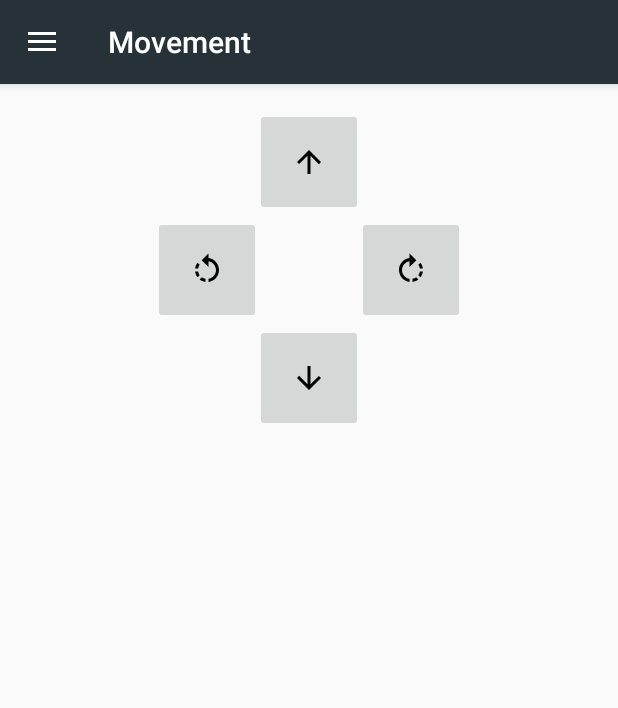
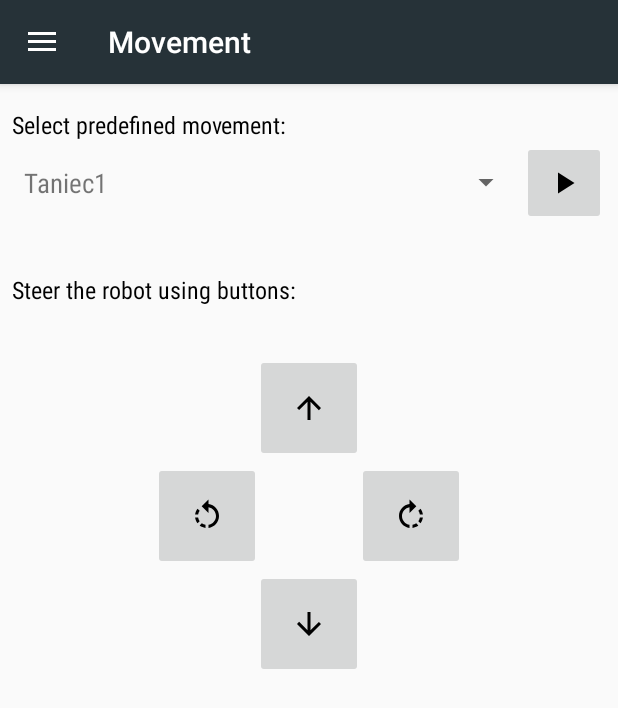
Before and after one commit to robotpepperbsc/PepperBSc-Android, an Android app: the screen it shows after launch (MainActivity), in the side drawer, after a tap on "Movement", on a phone screen of 412 x 824 dp. Shown: the top 708 px of the screen. Run offline under Robolectric (Android 15) with nearby library versions, the phone set to English and light mode, and no system bars.

Commit message:
Refactor movement fragment.

```diff
--- a/app/src/main/AndroidManifest.xml
+++ b/app/src/main/AndroidManifest.xml
@@ -1,6 +1,8 @@
 <?xml version="1.0" encoding="utf-8"?>
 <manifest xmlns:android="http://schemas.android.com/apk/res/android"
     package="com.example.pepperpilot">
+
+    <uses-permission android:name="android.permission.INTERNET" />
 
     <application
         android:allowBackup="true"
--- a/app/src/main/java/com/example/pepperpilot/Adapters/RecordingsAdapter.java
+++ b/app/src/main/java/com/example/pepperpilot/Adapters/RecordingsAdapter.java
@@ -54,6 +54,7 @@ public class RecordingsAdapter extends RecyclerView.Adapter<RecordingsAdapter.My
             @Override
             public void onClick(View v) {
                 Toast.makeText(context,"Delete button clicked!",Toast.LENGTH_SHORT).show();
+                //TODO implement delete button action
             }
         });
 
@@ -61,6 +62,7 @@ public class RecordingsAdapter extends RecyclerView.Adapter<RecordingsAdapter.My
             @Override
             public void onClick(View v) {
                 Toast.makeText(context, "Recording card clicked!", Toast.LENGTH_SHORT).show();
+                //TODO implement on card click action
             }
         });
 
--- a/app/src/main/java/com/example/pepperpilot/fragments/IpConnectionFragment.java
+++ b/app/src/main/java/com/example/pepperpilot/fragments/IpConnectionFragment.java
@@ -7,6 +7,7 @@ import android.view.LayoutInflater;
 import android.view.View;
 import android.view.ViewGroup;
 import android.widget.Button;
+import android.widget.Toast;
 
 import com.example.pepperpilot.R;
 
@@ -23,6 +24,8 @@ public class IpConnectionFragment extends Fragment {
         connectB.setOnClickListener(new View.OnClickListener() {
             @Override
             public void onClick(View v) {
+                Toast.makeText(getActivity(),"Clicked!",Toast.LENGTH_SHORT).show();
+
                 //TODO implement action when connect button is clicked
             }
         });
--- a/app/src/main/java/com/example/pepperpilot/fragments/MovementFragment.java
+++ b/app/src/main/java/com/example/pepperpilot/fragments/MovementFragment.java
@@ -2,18 +2,95 @@ package com.example.pepperpilot.fragments;
 
 import android.os.Bundle;
 import android.support.v4.app.Fragment;
+import android.support.v7.widget.AppCompatSpinner;
 import android.view.LayoutInflater;
 import android.view.View;
 import android.view.ViewGroup;
+import android.widget.ArrayAdapter;
+import android.widget.Button;
+import android.widget.ImageButton;
+import android.widget.Spinner;
+import android.widget.Toast;
 
 import com.example.pepperpilot.R;
 
+import java.util.ArrayList;
+import java.util.List;
+
 public class MovementFragment extends Fragment {
-
+    private Spinner predefinedMovesS;
+    private ImageButton playB;
+    private ImageButton forwardB;
+    private ImageButton backwardB;
+    private ImageButton leftB;
+    private ImageButton rightB;
 
     public View onCreateView(LayoutInflater inflater,ViewGroup container,Bundle savedInstanceState) {
         View view = inflater.inflate(R.layout.fragment_movement,container,false);
 
+        predefinedMovesS = view.findViewById(R.id.spinnerPredefinedMoves);
+        playB = view.findViewById(R.id.buttonPlay);
+        forwardB = view.findViewById(R.id.buttonForward);
+        backwardB = view.findViewById(R.id.buttonBackward);
+        leftB = view.findViewById(R.id.buttonLeft);
+        rightB = view.findViewById(R.id.buttonRight);
+
+
+        List<String> predefinedMoves = new ArrayList<>();
+        predefinedMoves.add("Taniec1");
+        predefinedMoves.add("Taniec2");
+        predefinedMoves.add("Taniec3");
+        predefinedMoves.add("Taniec4");
+        predefinedMoves.add("Taniec5");
+        predefinedMoves.add("Taniec6");
+
+
+        ArrayAdapter<String> adapter = new ArrayAdapter(getActivity(),R.layout.spinner_item,predefinedMoves);
+        predefinedMovesS.setAdapter(adapter);
+
+
+        playB.setOnClickListener(new View.OnClickListener() {
+            @Override
+            public void onClick(View v) {
+                Toast.makeText(getActivity(),"PLAY", Toast.LENGTH_SHORT).show();
+                //TODO implement button play action
+            }
+        });
+
+        // Steering buttons actions
+        forwardB.setOnClickListener(new View.OnClickListener() {
+            @Override
+            public void onClick(View v) {
+                Toast.makeText(getActivity(),"Forward",Toast.LENGTH_SHORT).show();
+                //TODO implement button forward action
+            }
+        });
+
+        backwardB.setOnClickListener(new View.OnClickListener() {
+            @Override
+            public void onClick(View v) {
+                Toast.makeText(getActivity(),"Backward",Toast.LENGTH_SHORT).show();
+                //TODO implement button backward action
+            }
+        });
+
+        leftB.setOnClickListener(new View.OnClickListener() {
+            @Override
+            public void onClick(View v) {
+                Toast.makeText(getActivity(),"Left",Toast.LENGTH_SHORT).show();
+                //TODO implement button left action
+            }
+        });
+
+        rightB.setOnClickListener(new View.OnClickListener() {
+            @Override
+            public void onClick(View v) {
+                Toast.makeText(getActivity(),"Right",Toast.LENGTH_SHORT).show();
+                //TODO implement button left action
+            }
+        });
+
+
         return view;
     }
 }
--- /dev/null
+++ b/app/src/main/res/drawable/ic_play_arrow_black_24dp.xml
@@ -0,0 +1,9 @@
+<vector xmlns:android="http://schemas.android.com/apk/res/android"
+        android:width="24dp"
+        android:height="24dp"
+        android:viewportWidth="24.0"
+        android:viewportHeight="24.0">
+    <path
+        android:fillColor="#FF000000"
+        android:pathData="M8,5v14l11,-7z"/>
+</vector>
--- a/app/src/main/res/layout/fragment_movement.xml
+++ b/app/src/main/res/layout/fragment_movement.xml
@@ -4,7 +4,49 @@
     android:layout_width="match_parent"
     android:layout_height="match_parent"
     android:layout_marginTop="16dp"
+    android:layout_marginLeft="8dp"
+    android:layout_marginRight="8dp"
     android:orientation="vertical">
+
+
+    <TextView
+        android:layout_width="match_parent"
+        android:layout_height="wrap_content"
+        android:text="Select predefined movement:"
+        android:fontFamily="sans-serif-condensed"
+        android:textSize="16sp"
+        android:textColor="@android:color/black"/>
+
+    <LinearLayout
+        android:layout_width="match_parent"
+        android:layout_height="wrap_content"
+        android:orientation="horizontal"
+        android:layout_marginBottom="32dp">
+        <Spinner
+            android:id="@+id/spinnerPredefinedMoves"
+            android:layout_width="0dp"
+            android:layout_weight="1"
+            android:layout_gravity="center_vertical"
+            android:layout_height="wrap_content"/>
+
+        <ImageButton
+            android:id="@+id/buttonPlay"
+            android:layout_width="wrap_content"
+            android:layout_height="wrap_content"
+            android:padding="16dp"
+            android:src="@drawable/ic_play_arrow_black_24dp"/>
+
+    </LinearLayout>
+
+    <TextView
+        android:layout_width="match_parent"
+        android:layout_height="wrap_content"
+        android:text="Steer the robot using buttons:"
+        android:fontFamily="sans-serif-condensed"
+        android:layout_marginBottom="32dp"
+        android:textSize="16sp"
+        android:textColor="@android:color/black"/>
+
 
     <ImageButton
         android:id="@+id/buttonForward"
--- /dev/null
+++ b/app/src/main/res/layout/spinner_item.xml
@@ -0,0 +1,9 @@
+<?xml version="1.0" encoding="utf-8"?>
+<TextView
+    xmlns:android="http://schemas.android.com/apk/res/android"
+    android:layout_width="match_parent"
+    android:layout_height="match_parent"
+    android:fontFamily="sans-serif-condensed"
+    android:padding="8dp"
+    android:textSize="18sp">
+</TextView>
```
Also changed, not shown: app/src/main/java/com/example/pepperpilot/fragments/SpeechFragmeent.java (+14 -0 lines), app/src/main/res/drawable/ic_arrow_drop_down_black_24dp.xml (added, +9 -0 lines), app/src/main/res/drawable/ic_stop_black_24dp.xml (added, +9 -0 lines), app/src/main/res/drawable/spinner_background.xml (added, +19 -0 lines).
